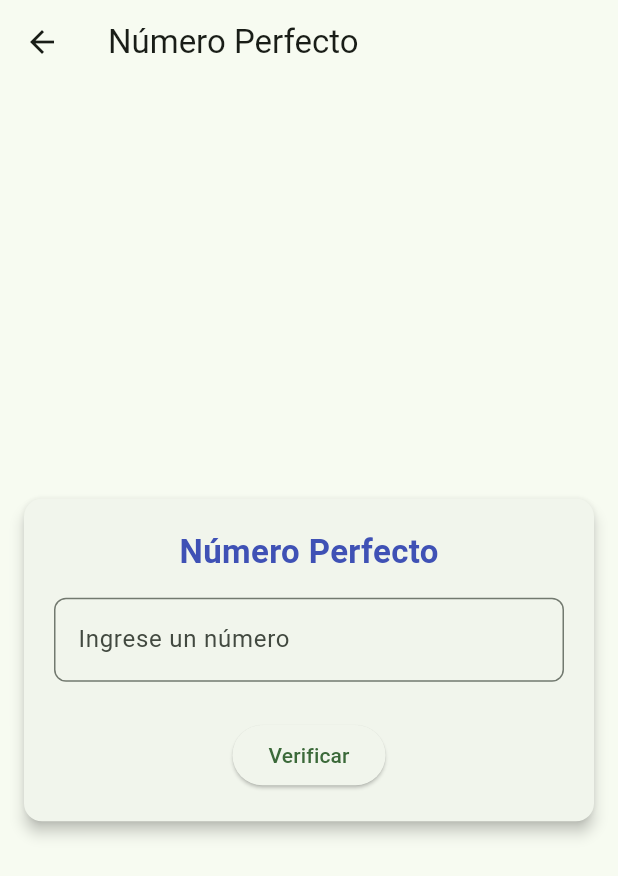
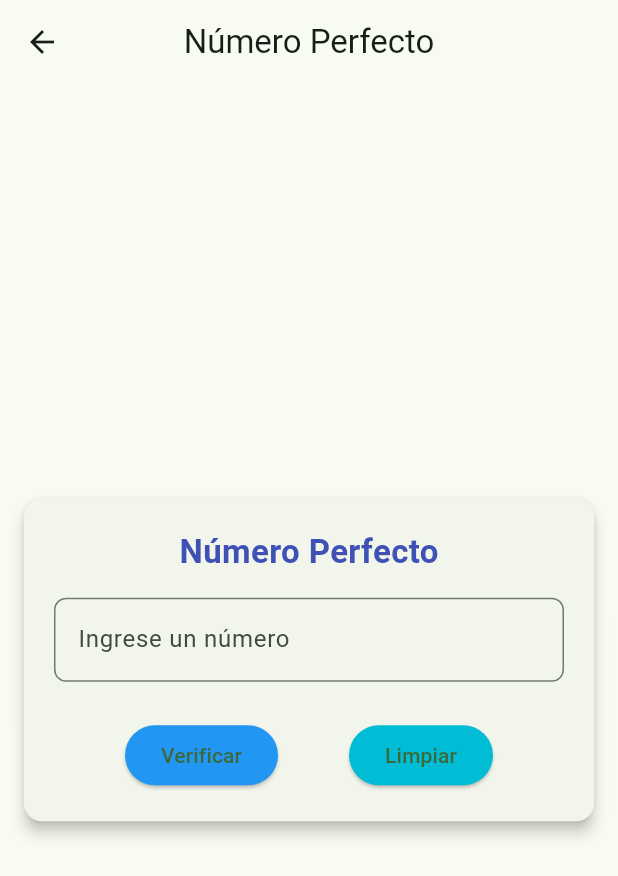
Before and after one commit to AlexanderToapanta/Tarea-1-Creaci-n-de-una-aplicaci-n-m-vil-A, a Flutter app: the NumPerfectoPage screen opened by its route, on a phone screen of 412 x 824 dp. Shown: the top 876 px of the screen. Run offline on Flutter 3.47's test engine with Material 3 defaults, Android fonts, the light colour scheme and no system bars.

Commit message:
Actualizacion de ejercicio14

```diff
--- a/pry_main/lib/controller/num_perfecto_controller.dart
+++ b/pry_main/lib/controller/num_perfecto_controller.dart
@@ -1,21 +1,15 @@
 import '../model/num_perfecto_model.dart';
 
 class NumPerfectoController {
-
   Map<String, dynamic> verificarNumero(String input) {
-
     if (input.isEmpty) {
       return {"mensaje": "Ingrese un número", "esPerfecto": null};
     }
-
     int? n = int.tryParse(input);
-
     if (n == null || n <= 0) {
       return {"mensaje": "Ingrese un número entero positivo válido", "esPerfecto": null};
     }
-
     final r = NumPerfectoModel.esPerfecto(n);
-
     if (r["esPerfecto"]) {
       return {
         "esPerfecto": true,
--- a/pry_main/lib/view/num_perfecto_page.dart
+++ b/pry_main/lib/view/num_perfecto_page.dart
@@ -1,7 +1,7 @@
 import 'package:flutter/material.dart';
 import '../controller/num_perfecto_controller.dart';
 
-//ATOMOS
+// ========== ATOMOS ==========
 
 class Label extends StatelessWidget {
   final String text;
@@ -38,18 +38,21 @@ class NumberField extends StatelessWidget {
 class PrimaryButton extends StatelessWidget {
   final String text;
   final VoidCallback onPressed;
-
-  PrimaryButton({required this.text, required this.onPressed});
+  final Color? backgroundColor;
+  PrimaryButton({required this.text, required this.onPressed, this.backgroundColor});
 
   @override
   Widget build(BuildContext context) =>
       ElevatedButton(
         onPressed: onPressed,
+        style: backgroundColor != null
+            ? ElevatedButton.styleFrom(backgroundColor: backgroundColor)
+            : null,
         child: Text(text),
       );
 }
 
-//MOLECULA
+// ========== MOLECULA ==========
 
 class NumeroInput extends StatelessWidget {
   final TextEditingController controller;
@@ -68,7 +71,7 @@ class NumeroInput extends StatelessWidget {
   }
 }
 
-//ORGANISMO
+// ========== ORGANISMO ==========
 
 class NumPerfectoCard extends StatefulWidget {
   @override
@@ -87,6 +90,13 @@ class _NumPerfectoCardState extends State<NumPerfectoCard> {
 
     setState(() {
       _resultado = r["mensaje"];
+    });
+  }
+
+  void _limpiar() {
+    setState(() {
+      _ctrlNumero.clear();  // Limpia el campo de texto
+      _resultado = "";       // Limpia el resultado
     });
   }
 
@@ -109,10 +119,23 @@ class _NumPerfectoCardState extends State<NumPerfectoCard> {
             Label("Número Perfecto"),
             NumeroInput(controller: _ctrlNumero),
             SizedBox(height: 10),
-            PrimaryButton(
-              text: "Verificar",
-              onPressed: _verificar,
+
+            Row(
+              mainAxisAlignment: MainAxisAlignment.spaceEvenly,
+              children: [
+                PrimaryButton(
+                  text: "Verificar",
+                  onPressed: _verificar,
+                  backgroundColor: Colors.blue,
+                ),
+                PrimaryButton(
+                  text: "Limpiar",
+                  onPressed: _limpiar,
+                  backgroundColor: Colors.cyan,
+                ),
+              ],
             ),
+
             if (_resultado.isNotEmpty) ...[
               SizedBox(height: 20),
               Divider(),
@@ -130,6 +153,8 @@ class _NumPerfectoCardState extends State<NumPerfectoCard> {
   }
 }
 
+// ========== PÁGINA ==========
+
 class NumPerfectoPage extends StatelessWidget {
   NumPerfectoPage({super.key});
 
@@ -138,6 +163,7 @@ class NumPerfectoPage extends StatelessWidget {
     return Scaffold(
       appBar: AppBar(
         title: Text("Número Perfecto"),
+        centerTitle: true,
       ),
       body: Center(
         child: SingleChildScrollView(
--- a/pry_main/pubspec.yaml
+++ b/pry_main/pubspec.yaml
@@ -19,7 +19,7 @@ publish_to: 'none' # Remove this line if you wish to publish to pub.dev
 version: 1.0.0+1
 
 environment:
-  sdk: ^3.11.4
+  sdk: ">=3.0.0 <4.0.0"
 
 # Dependencies specify other packages that your package needs in order to work.
 # To automatically upgrade your package dependencies to the latest versions
```
Also changed, not shown: pry_main/pubspec.lock.
